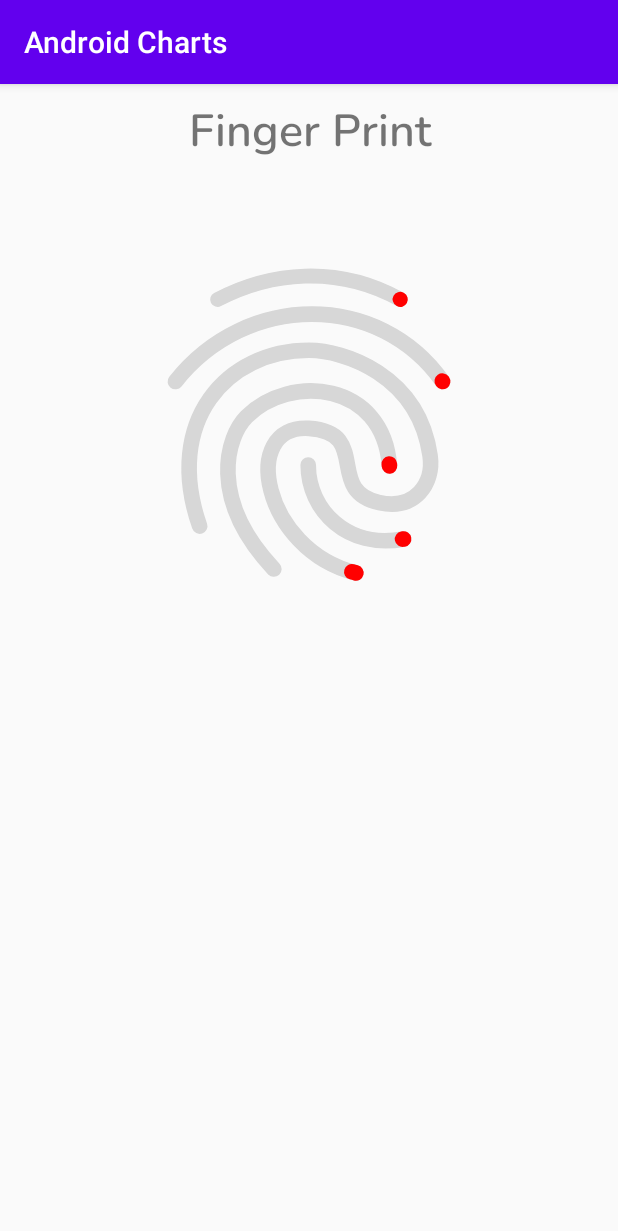
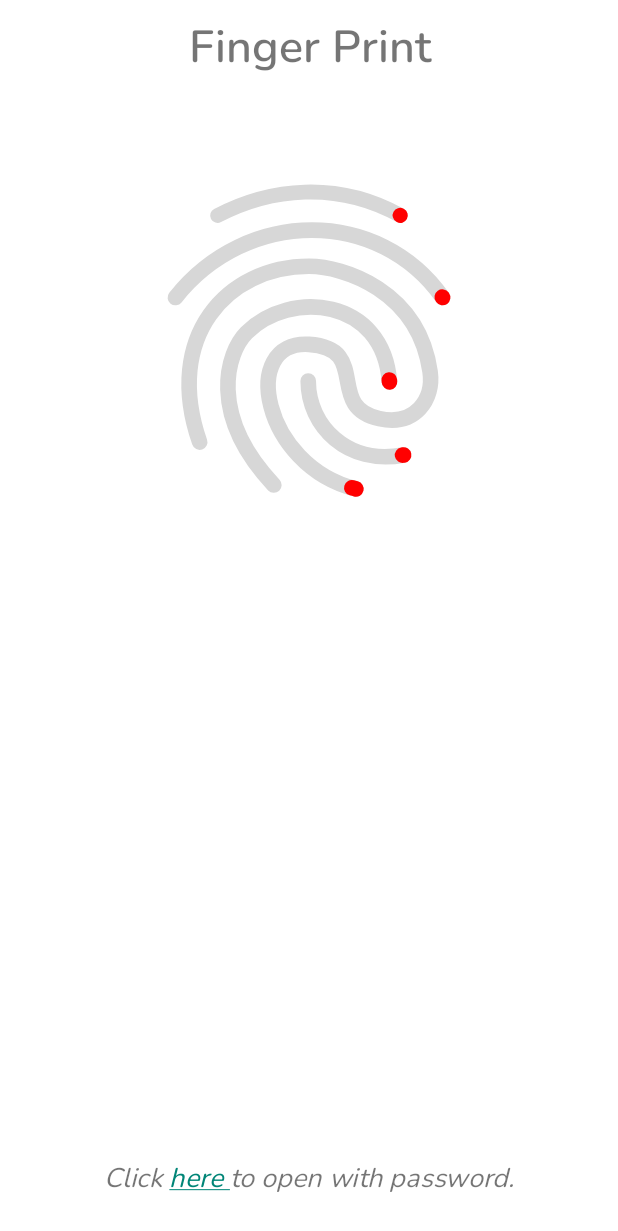
Before and after one commit to Ammar-Alhazinah/Charts, an Android app: the screen it shows after launch (BioAuthenticationActivity), on a phone screen of 412 x 824 dp. Shown: the top 1231 px of the screen. Run offline under Robolectric (Android 15) with nearby library versions, the phone set to English and light mode, and no system bars.

Commit message:
add login dialog, enter with password

```diff
--- a/app/src/main/AndroidManifest.xml
+++ b/app/src/main/AndroidManifest.xml
@@ -10,7 +10,7 @@
         android:label="@string/app_name"
         android:roundIcon="@mipmap/ic_launcher_round"
         android:supportsRtl="true"
-        android:theme="@style/Theme.AdnroidCharts">
+        android:theme="@style/Theme.AndroidCharts">
         <activity android:name=".SplashActivity">
             <intent-filter>
                 <action android:name="android.intent.action.MAIN" />
--- a/app/src/main/java/com/example/adnroidcharts/BioAuthenticationActivity.java
+++ b/app/src/main/java/com/example/adnroidcharts/BioAuthenticationActivity.java
@@ -1,15 +1,33 @@
 package com.example.adnroidcharts;
 
+import androidx.annotation.NonNull;
+import androidx.appcompat.app.AlertDialog;
 import androidx.appcompat.app.AppCompatActivity;
 
 import android.content.Intent;
 import android.hardware.fingerprint.FingerprintManager;
 import android.os.Bundle;
 import android.os.Handler;
+import android.text.SpannableString;
+import android.text.Spanned;
+import android.text.method.LinkMovementMethod;
+import android.text.style.ClickableSpan;
+import android.view.View;
+import android.view.WindowManager;
+import android.widget.Button;
+import android.widget.EditText;
+import android.widget.TextView;
+import android.widget.Toast;
 
 import com.airbnb.lottie.LottieAnimationView;
 
 public class BioAuthenticationActivity extends AppCompatActivity {
+    private TextView textView;
+    private String password = "123456";
+    private EditText passwordTxt;
+    private Button loginBtn;
+    private AlertDialog dialog;
+
     LottieAnimationView lottieAnimationView;
     FingerprintManager fingerprintManager;
 
@@ -20,8 +38,61 @@ public class BioAuthenticationActivity extends AppCompatActivity {
         super.onCreate(savedInstanceState);
         setContentView(R.layout.activity_bio_authentication);
 
+        //Get fullscreen without clock on the top or other things ......
+        getWindow().setFlags(WindowManager.LayoutParams.FLAG_FULLSCREEN, WindowManager.LayoutParams.FLAG_FULLSCREEN);
+
+
+        textView = findViewById(R.id.openWithpassword);
+        String text = "Click here to open with password.";
         lottieAnimationView = findViewById(R.id.fpanimation);
         fingerprintManager = (FingerprintManager)getSystemService(FINGERPRINT_SERVICE);
+
+
+        SpannableString spannableString = new SpannableString(text);
+
+        ClickableSpan clickableSpan = new ClickableSpan() {
+            @Override
+            public void onClick(@NonNull View widget) {
+
+                AlertDialog.Builder builder = new AlertDialog.Builder(BioAuthenticationActivity.this);
+//                builder.setTitle(getString(R.string.login));
+
+                //Inflate the login_dialog view
+                View view = getLayoutInflater().inflate(R.layout.login_dialog, null);
+                passwordTxt = view.findViewById(R.id.passwordTxt);
+                loginBtn = view.findViewById(R.id.loginBtn);
+                loginBtn.setOnClickListener(new View.OnClickListener() {
+                    @Override
+                    public void onClick(View v) {
+                        if ((passwordTxt.getText().toString()).equals(password)){
+                            Toast.makeText(BioAuthenticationActivity.this, "Login Success", Toast.LENGTH_SHORT).show();
+                            Intent intent = new Intent(BioAuthenticationActivity.this, MainActivity.class);
+                            intent.setFlags(Intent.FLAG_ACTIVITY_CLEAR_TASK | Intent.FLAG_ACTIVITY_NEW_TASK);
+                            startActivity(intent);
+                        }
+                        else {
+                            Toast.makeText(BioAuthenticationActivity.this, "Login Failed", Toast.LENGTH_SHORT).show();
+
+                        }
+                    }
+                });
+
+                // set this view to dialog
+                builder.setView(view);
+
+                // create dialog now
+                dialog = builder.create();
+                dialog.show();
+
+
+
+            }
+        };
+
+        spannableString.setSpan(clickableSpan,6,11, Spanned.SPAN_EXCLUSIVE_EXCLUSIVE);
+        textView.setText(spannableString);
+        textView.setMovementMethod(LinkMovementMethod.getInstance());
+
         authenticationCallback = new FingerprintManager.AuthenticationCallback() {
             @Override
             public void onAuthenticationError(int errorCode, CharSequence errString) {
--- a/app/src/main/java/com/example/adnroidcharts/SplashActivity.java
+++ b/app/src/main/java/com/example/adnroidcharts/SplashActivity.java
@@ -12,10 +12,11 @@ public class SplashActivity extends AppCompatActivity {
     @Override
     protected void onCreate(Bundle savedInstanceState) {
         super.onCreate(savedInstanceState);
+        // remove status bar from screen
+        getWindow().setFlags(WindowManager.LayoutParams.FLAG_FULLSCREEN, WindowManager.LayoutParams.FLAG_FULLSCREEN);
+
         setContentView(R.layout.activity_splash);
 
-        //Get fullscreen without clock on the top or other things ......
-        getWindow().setFlags(WindowManager.LayoutParams.FLAG_FULLSCREEN, WindowManager.LayoutParams.FLAG_FORCE_NOT_FULLSCREEN);
 
         Runnable runnable = new Runnable() {
             @Override
--- a/app/src/main/res/layout/activity_bio_authentication.xml
+++ b/app/src/main/res/layout/activity_bio_authentication.xml
@@ -6,6 +6,7 @@
     android:layout_width="match_parent"
     android:layout_height="match_parent"
     android:orientation="vertical"
+    android:background="@color/white"
     tools:context=".BioAuthenticationActivity">
 
     <TextView
@@ -15,7 +16,7 @@
         android:textSize="30sp"
         android:layout_marginTop="10dp"
         android:fontFamily="@font/nunitosemibold"
-        android:text="Finger Print" />
+        android:text="@string/finger_print" />
 
     <com.airbnb.lottie.LottieAnimationView
         android:id="@+id/fpanimation"
@@ -25,4 +26,24 @@
         android:scaleType="fitCenter"
         android:layout_marginTop="50dp"
         />
+
+    <LinearLayout
+        android:layout_width="match_parent"
+        android:layout_height="match_parent"
+        android:gravity="bottom">
+
+        <TextView
+            android:id="@+id/openWithpassword"
+            android:layout_width="match_parent"
+            android:layout_height="wrap_content"
+            android:fontFamily="@font/nunitoregular"
+            android:gravity="center"
+            android:padding="10dp"
+            android:layout_margin="5dp"
+            android:text="@string/click_here_to_open_with_password"
+            android:textSize="18sp"
+            android:textStyle="italic" />
+
+    </LinearLayout>
+
 </LinearLayout>
--- a/app/src/main/res/layout/activity_splash.xml
+++ b/app/src/main/res/layout/activity_splash.xml
@@ -4,6 +4,7 @@
     xmlns:tools="http://schemas.android.com/tools"
     android:layout_width="match_parent"
     android:layout_height="match_parent"
+    android:background="@color/white"
     tools:context=".SplashActivity">
 
     <ImageView
--- a/app/src/main/res/values-night/themes.xml
+++ b/app/src/main/res/values-night/themes.xml
@@ -1,6 +1,6 @@
 <resources xmlns:tools="http://schemas.android.com/tools">
     <!-- Base application theme. -->
-    <style name="Theme.AdnroidCharts" parent="Theme.MaterialComponents.DayNight.DarkActionBar">
+    <style name="Theme.AndroidCharts" parent="Theme.MaterialComponents.DayNight.DarkActionBar">
         <!-- Primary brand color. -->
         <item name="colorPrimary">@color/purple_200</item>
         <item name="colorPrimaryVariant">@color/purple_700</item>
--- a/app/src/main/res/values/strings.xml
+++ b/app/src/main/res/values/strings.xml
@@ -3,4 +3,8 @@
     <string name="bar_chart">Bar Chart</string>
     <string name="pie_chart">Pie Chart</string>
     <string name="rader_chart">Radar Chart</string>
+    <string name="finger_print">Finger Print</string>
+    <string name="click_here_to_open_with_password">Click here to open with password.</string>
+    <string name="enter_your_password">Enter your password:</string>
+    <string name="login">Login</string>
 </resources>
--- a/app/src/main/res/values/themes.xml
+++ b/app/src/main/res/values/themes.xml
@@ -1,6 +1,6 @@
 <resources xmlns:tools="http://schemas.android.com/tools">
     <!-- Base application theme. -->
-    <style name="Theme.AdnroidCharts" parent="Theme.AppCompat.DayNight.DarkActionBar">
+    <style name="Theme.AndroidCharts" parent="Theme.AppCompat.DayNight.NoActionBar">
         <!-- Primary brand color. -->
         <item name="colorPrimary">@color/purple_500</item>
         <item name="colorPrimaryVariant">@color/purple_700</item>
```
Also changed, not shown: app/src/main/res/layout/login_dialog.xml (added, +52 -0 lines).
